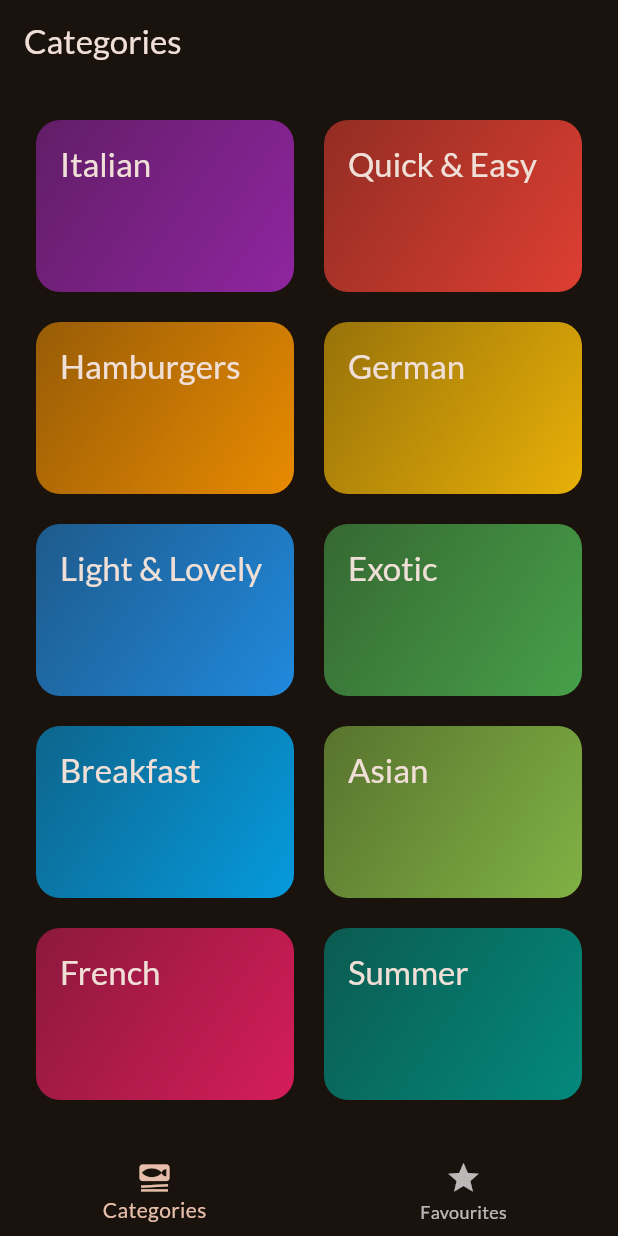
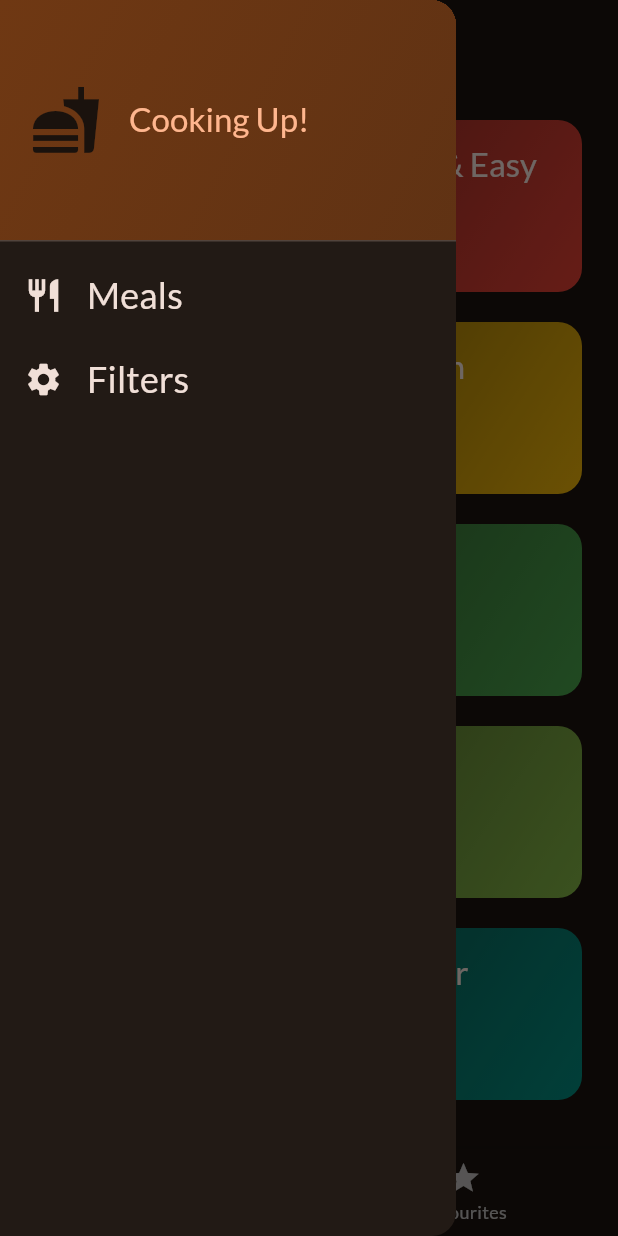
Before and after one commit to anmol420/MealsApp-In-Flutter, a Flutter app: the screen it shows after launch, with the side drawer open (before the commit the screen has no drawer), on a phone screen of 412 x 824 dp. Run offline on Flutter 3.47's test engine with Material 3 defaults, Android fonts, the phone set to English and light mode, and no system bars; our stand-ins replace google_fonts, transparent_image.

Commit message:
Added Drawer

```diff
--- a/lib/screens/tabs.dart
+++ b/lib/screens/tabs.dart
@@ -2,6 +2,7 @@ import 'package:flutter/material.dart';
 import 'package:meals_app/models/meal.dart';
 import 'package:meals_app/screens/categores.dart';
 import 'package:meals_app/screens/meals.dart';
+import 'package:meals_app/widgets/meal_drawer.dart';
 
 class TabsScreen extends StatefulWidget {
   const TabsScreen({super.key});
@@ -49,6 +50,13 @@ class _TabsScreen extends State<TabsScreen> {
     });
   }
 
+  void _setScreen(String identifier) {
+    if (identifier == 'filters') {
+    } else {
+      Navigator.of(context).pop();
+    }
+  }
+
   @override
   Widget build(BuildContext context) {
     Widget activePage = CategoriesScreen(
@@ -68,6 +76,9 @@ class _TabsScreen extends State<TabsScreen> {
       appBar: AppBar(
         title: Text(activePageTitle),
       ),
+      drawer: MealDrawer(
+        onSelectScreen: _setScreen,
+      ),
       body: activePage,
       bottomNavigationBar: BottomNavigationBar(
         onTap: _selectPage,
--- /dev/null
+++ b/lib/widgets/meal_drawer.dart
@@ -0,0 +1,88 @@
+import 'package:flutter/material.dart';
+
+class MealDrawer extends StatelessWidget {
+  const MealDrawer({
+    super.key,
+    required this.onSelectScreen,
+  });
+
+  final void Function(String identifier) onSelectScreen;
+
+  @override
+  Widget build(BuildContext context) {
+    return Drawer(
+      child: Column(
+        children: [
+          DrawerHeader(
+            padding: const EdgeInsets.all(20),
+            decoration: BoxDecoration(
+              gradient: LinearGradient(
+                colors: [
+                  Theme.of(context).colorScheme.primaryContainer,
+                  Theme.of(context)
+                      .colorScheme
+                      .primaryContainer
+                      .withOpacity(0.8),
+                ],
+                begin: Alignment.topLeft,
+                end: Alignment.bottomRight,
+              ),
+            ),
+            child: Row(
+              children: [
+                Icon(
+                  Icons.fastfood,
+                  size: 48,
+                  color: Theme.of(context).primaryColor,
+                ),
+                const SizedBox(
+                  width: 18,
+                ),
+                Text(
+                  'Cooking Up!',
+                  style: Theme.of(context).textTheme.titleLarge!.copyWith(
+                        color: Theme.of(context).colorScheme.primary,
+                      ),
+                ),
+              ],
+            ),
+          ),
+          ListTile(
+            leading: Icon(
+              Icons.restaurant,
+              size: 26,
+              color: Theme.of(context).colorScheme.onBackground,
+            ),
+            title: Text(
+              'Meals',
+              style: Theme.of(context).textTheme.titleSmall!.copyWith(
+                    color: Theme.of(context).colorScheme.onBackground,
+                    fontSize: 24,
+                  ),
+            ),
+            onTap: () {
+              onSelectScreen('meals');
+            },
+          ),
+          ListTile(
+            leading: Icon(
+              Icons.settings,
+              size: 26,
+              color: Theme.of(context).colorScheme.onBackground,
+            ),
+            title: Text(
+              'Filters',
+              style: Theme.of(context).textTheme.titleSmall!.copyWith(
+                    color: Theme.of(context).colorScheme.onBackground,
+                    fontSize: 24,
+                  ),
+            ),
+            onTap: () {
+              onSelectScreen('fliters');
+            },
+          ),
+        ],
+      ),
+    );
+  }
+}
```
